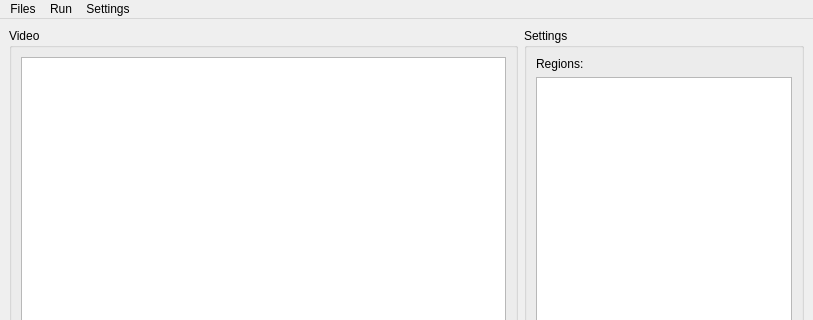
The window that lib/python/ui/main_window_base.ui (UMATracker/UMATracker-Area51) describes before a commit, drawn with Qt 5; both pictures show x 0 to 813 and y 0 to 320 of the 813 by 500 pixel window.
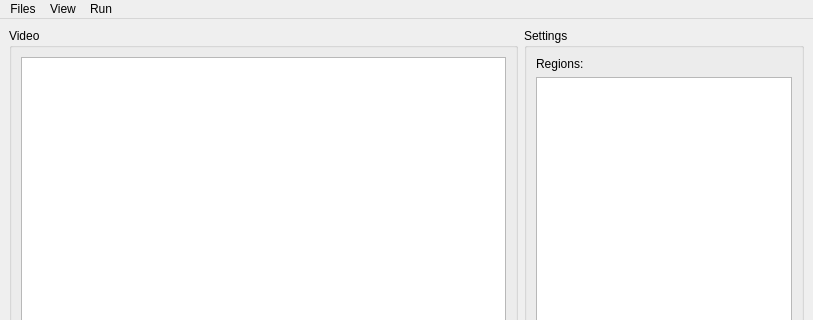
The same window after the commit. Custom widgets are drawn as their Qt base class.

Commit message: Added the show/hide options

```diff
--- a/lib/python/ui/main_window_base.ui
+++ b/lib/python/ui/main_window_base.ui
@@ -173,13 +173,13 @@
    </widget>
    <widget class="QMenu" name="menuSettings">
     <property name="title">
-     <string>Settings</string>
+     <string>View</string>
     </property>
     <addaction name="actionTrackingPathColor"/>
    </widget>
    <addaction name="menuFiles"/>
-   <addaction name="menuRun"/>
    <addaction name="menuSettings"/>
+   <addaction name="menuRun"/>
   </widget>
   <widget class="QStatusBar" name="statusbar"/>
   <action name="actionOpenVideo">
```
Left out of the diff: 37 changed lines with no effect on the pictures. The commit also changes 2 other files.
